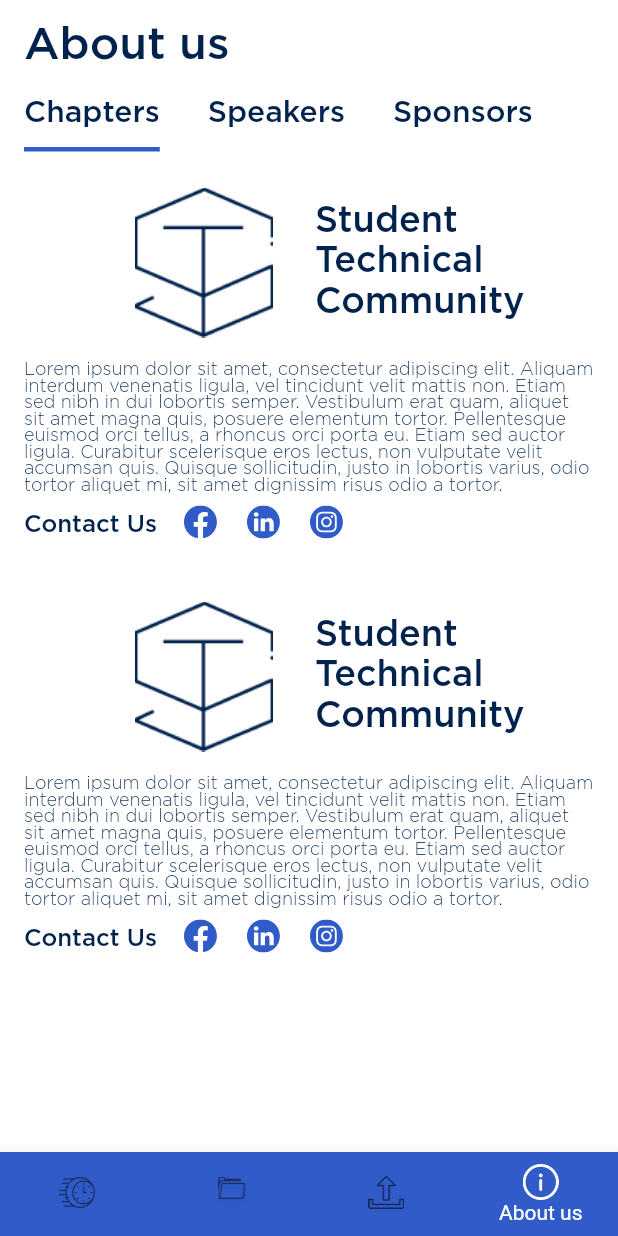
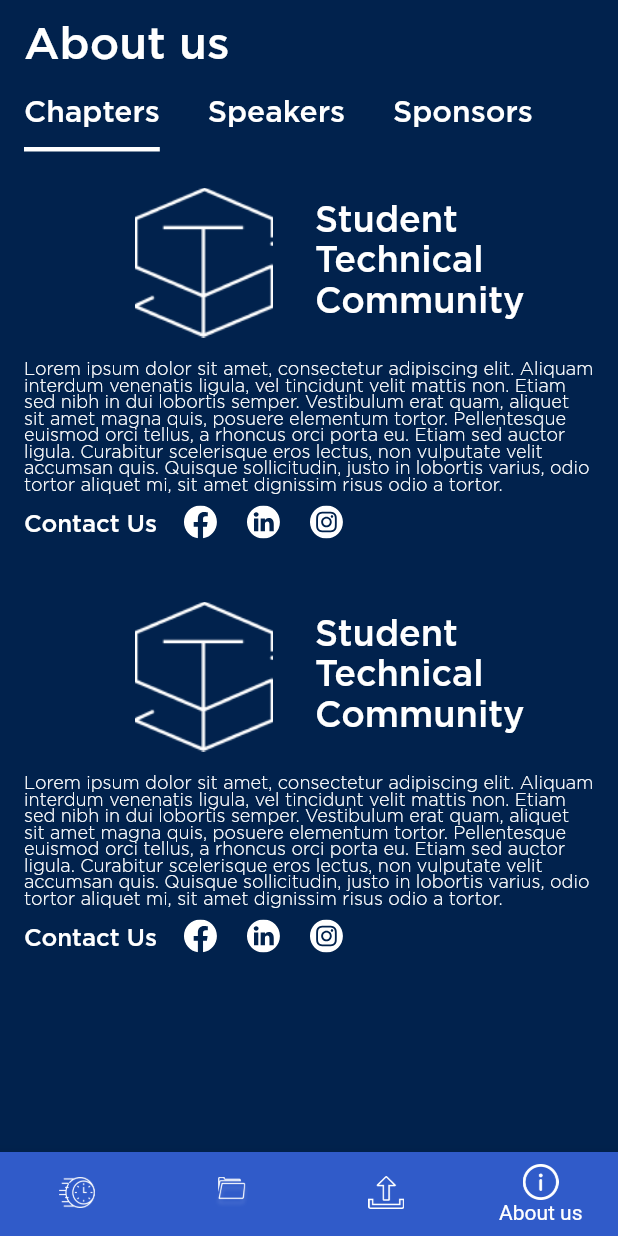
Before and after one commit to vasumanhas000/craft-404, a Flutter app: the screen it shows after launch, item 4 of the bottom bar chosen, on a phone screen of 412 x 824 dp. Run offline on Flutter 3.47's test engine with Material 2 defaults, Android fonts, the phone set to English and light mode, and no system bars; our stand-ins replace cloud_firestore, expandable, firebase_core, firebase_messaging, flutter_spinkit, flutter_svg; accounts and stored records are empty.

Commit message:
removed light mode

```diff
--- a/lib/2ndPageScreens/faq.dart
+++ b/lib/2ndPageScreens/faq.dart
@@ -13,8 +13,6 @@ class _FAQState extends State<FAQ> {
   final fireStore = FirebaseFirestore.instance;
   @override
   Widget build(BuildContext context) {
-    var brightness = MediaQuery.of(context).platformBrightness;
-    bool darkModeOn = brightness == Brightness.dark;
     return StreamBuilder<QuerySnapshot>(stream: fireStore.collection('faq').snapshots(),
       builder: (context,snapshot){
         if(snapshot.hasData){
@@ -23,7 +21,7 @@ class _FAQState extends State<FAQ> {
           for(var message in messages){
             final messageQuestion = message.data()['question'];
             final messageAnswer = message.data()['answer'];
-            final messageWidget = FaqTile(title: messageQuestion,body: messageAnswer,isDarkMode: darkModeOn,);
+            final messageWidget = FaqTile(title: messageQuestion,body: messageAnswer,);
             messageWidgets.add(messageWidget);
           }
           return Padding(
--- a/lib/2ndPageScreens/files.dart
+++ b/lib/2ndPageScreens/files.dart
@@ -13,8 +13,6 @@ class _FilesState extends State<Files> {
   final fireStore = FirebaseFirestore.instance;
   @override
   Widget build(BuildContext context) {
-    var brightness = MediaQuery.of(context).platformBrightness;
-    bool darkModeOn = brightness == Brightness.dark;
     return StreamBuilder<QuerySnapshot>(stream: fireStore.collection('files').snapshots(),
       builder: (context,snapshot){
         if(snapshot.hasData){
@@ -26,7 +24,7 @@ class _FilesState extends State<Files> {
             final messageIcon = message.data()['icon'];
             final messageLink=message.data()['link'];
             final messageDate=message.data()['date'];
-            final messageWidget = FileTile(name: messageName,bio: messageDescription,icon: messageIcon,date: messageDate,link: messageLink,darkModeOn: darkModeOn,);
+            final messageWidget = FileTile(name: messageName,bio: messageDescription,icon: messageIcon,date: messageDate,link: messageLink,);
             messageWidgets.add(messageWidget);
           }
           return Padding(
--- a/lib/aboutUsPages/chapters.dart
+++ b/lib/aboutUsPages/chapters.dart
@@ -5,8 +5,6 @@ import 'package:flutter_svg/flutter_svg.dart';
 class Chapters extends StatelessWidget {
   @override
   Widget build(BuildContext context) {
-    var brightness = MediaQuery.of(context).platformBrightness;
-    bool darkModeOn = brightness == Brightness.dark;
     return ListView(
       children: [Padding(
         padding: const EdgeInsets.fromLTRB(16,24,16,0),
@@ -24,7 +22,7 @@ class Chapters extends StatelessWidget {
                           image: AssetImage('images/stc.png'),
                           height: 100,
                           width: 100,
-                          color: darkModeOn?Colors.white:kConstSecondaryColor,
+                          color: Colors.white,
                         ),
                         SizedBox(width: 24,),
                         Column(
@@ -54,11 +52,11 @@ class Chapters extends StatelessWidget {
                       children: [
                         Padding(padding: EdgeInsets.only(top: 4),child:  Text('Contact Us',style: kConstHeadingStyle.copyWith(fontSize: 16),),),
                         SizedBox(width: 18,),
-                        SvgPicture.asset('images/facebook.svg',color: darkModeOn?Colors.white:kConstMainColor,height: 22,),
+                        SvgPicture.asset('images/facebook.svg',color: Colors.white,height: 22,),
                         SizedBox(width: 20,),
-                        SvgPicture.asset('images/linkedin.svg',color: darkModeOn?Colors.white:kConstMainColor,height: 22,),
+                        SvgPicture.asset('images/linkedin.svg',color:Colors.white,height: 22,),
                         SizedBox(width: 20,),
-                        SvgPicture.asset('images/insta.svg',color: darkModeOn?Colors.white:kConstMainColor,height: 22,),
+                        SvgPicture.asset('images/insta.svg',color: Colors.white,height: 22,),
                       ],
                     ),
                   ],
@@ -77,7 +75,7 @@ class Chapters extends StatelessWidget {
                           image: AssetImage('images/stc.png'),
                           height: 100,
                           width: 100,
-                          color: darkModeOn?Colors.white:kConstSecondaryColor,
+                          color: Colors.white,
                         ),
                         SizedBox(width: 24,),
                         Column(
@@ -107,11 +105,11 @@ class Chapters extends StatelessWidget {
                       children: [
                         Padding(padding: EdgeInsets.only(top: 4),child:  Text('Contact Us',style: kConstHeadingStyle.copyWith(fontSize: 16),),),
                         SizedBox(width: 18,),
-                        SvgPicture.asset('images/facebook.svg',color: darkModeOn?Colors.white:kConstMainColor,height: 22,),
+                        SvgPicture.asset('images/facebook.svg',color: Colors.white,height: 22,),
                         SizedBox(width: 20,),
-                        SvgPicture.asset('images/linkedin.svg',color: darkModeOn?Colors.white:kConstMainColor,height: 22,),
+                        SvgPicture.asset('images/linkedin.svg',color: Colors.white,height: 22,),
                         SizedBox(width: 20,),
-                        SvgPicture.asset('images/insta.svg',color: darkModeOn?Colors.white:kConstMainColor,height: 22,),
+                        SvgPicture.asset('images/insta.svg',color: Colors.white,height: 22,),
                       ],
                     ),
                   ],
--- a/lib/aboutUsPages/speakers.dart
+++ b/lib/aboutUsPages/speakers.dart
@@ -13,8 +13,6 @@ class _SpeakersState extends State<Speakers> {
   final fireStore = FirebaseFirestore.instance;
   @override
   Widget build(BuildContext context) {
-    var brightness = MediaQuery.of(context).platformBrightness;
-    bool darkModeOn = brightness == Brightness.dark;
     return StreamBuilder<QuerySnapshot>(stream: fireStore.collection('speakers').snapshots(),
       builder: (context,snapshot){
       if(snapshot.hasData){
@@ -25,7 +23,7 @@ class _SpeakersState extends State<Speakers> {
           final messageBio=message.data()['Bio'];
           final messageImage=message.data()['Image'];
           final messageWidget = SpeakerTile(
-            name: messageText,bio: messageBio,image: messageImage,darkModeOn: darkModeOn,
+            name: messageText,bio: messageBio,image: messageImage,
           );
           messageWidgets.add(messageWidget);
         }
--- a/lib/aboutUsPages/sponsors.dart
+++ b/lib/aboutUsPages/sponsors.dart
@@ -13,8 +13,6 @@ class _SponsorsState extends State<Sponsors> {
   final fireStore = FirebaseFirestore.instance;
   @override
   Widget build(BuildContext context) {
-    var brightness = MediaQuery.of(context).platformBrightness;
-    bool darkModeOn = brightness == Brightness.dark;
     return StreamBuilder<QuerySnapshot>(stream: fireStore.collection('sponsors').snapshots(),
       builder: (context,snapshot){
         if(snapshot.hasData){
@@ -23,7 +21,7 @@ class _SponsorsState extends State<Sponsors> {
           for(var message in messages){
             final messageImage = message.data()['image'];
             print(messageImage);
-            final messageWidget = SponsorTile(byteImage:messageImage,darkModeOn: darkModeOn,);
+            final messageWidget = SponsorTile(byteImage:messageImage,);
             messageWidgets.add(messageWidget);
           }
           return Padding(
--- a/lib/bottomnavbar.dart
+++ b/lib/bottomnavbar.dart
@@ -42,6 +42,7 @@ class _BottomNavState extends State<BottomNav> {
         showSelectedLabels: true,
         showUnselectedLabels: false,
         selectedItemColor: Colors.white,
+        unselectedItemColor: Colors.white,
         type: BottomNavigationBarType.fixed,
         backgroundColor: kConstMainColor,
         items: const <BottomNavigationBarItem>[
--- a/lib/components/faqTile.dart
+++ b/lib/components/faqTile.dart
@@ -4,8 +4,7 @@ import 'package:expandable/expandable.dart';
 
 class FaqTile extends StatelessWidget {
   final String title,body;
-  final bool isDarkMode;
-  FaqTile({this.body,this.title,this.isDarkMode});
+  FaqTile({this.body,this.title});
   @override
   Widget build(BuildContext context) {
     return Padding(
@@ -16,7 +15,7 @@ class FaqTile extends StatelessWidget {
         expanded: Text(body, softWrap: true,style: kConstTextStyle,),
         tapHeaderToExpand: true,
         hasIcon: true,
-        iconColor: isDarkMode?Colors.white:kConstSecondaryColor,
+        iconColor: Colors.white,
       ),
     );
   }
--- a/lib/components/speakerTile.dart
+++ b/lib/components/speakerTile.dart
@@ -3,8 +3,7 @@ import 'package:flutter/material.dart';
 
 class SpeakerTile extends StatelessWidget {
   final String name,bio,image;
-  final bool darkModeOn;
-  SpeakerTile({this.name,this.bio,this.image,this.darkModeOn});
+  SpeakerTile({this.name,this.bio,this.image});
   @override
   Widget build(BuildContext context) {
     return Container(
@@ -16,7 +15,7 @@ class SpeakerTile extends StatelessWidget {
               mainAxisAlignment: MainAxisAlignment.start,
               children: [
                 SizedBox(width: 70,),
-                Image(image: NetworkImage(image),height: 100,width: 100,color:darkModeOn?Colors.white:kConstSecondaryColor,),
+                Image(image: NetworkImage(image),height: 100,width: 100,color:Colors.white,),
                 SizedBox(width: 24,),
                 Column(
                   crossAxisAlignment: CrossAxisAlignment.start,
--- a/lib/components/timeline.dart
+++ b/lib/components/timeline.dart
@@ -3,12 +3,11 @@ import 'package:flutter/material.dart';
 
 class Timeline extends StatelessWidget {
   final String url;
-  final bool darkModeOn;
-  Timeline({this.url,this.darkModeOn});
+  Timeline({this.url});
   @override
   Widget build(BuildContext context) {
     return Container(
-      child: Image(image: NetworkImage(url),color: darkModeOn?null:kConstSecondaryColor,),
+      child: Image(image: NetworkImage(url),),
     );
   }
 }
--- a/lib/homescreens/day1.dart
+++ b/lib/homescreens/day1.dart
@@ -13,8 +13,6 @@ class _Day1State extends State<Day1> {
   final fireStore = FirebaseFirestore.instance;
   @override
   Widget build(BuildContext context) {
-    var brightness = MediaQuery.of(context).platformBrightness;
-    bool darkModeOn = brightness == Brightness.dark;
     return StreamBuilder<QuerySnapshot>(stream: fireStore.collection('day1').snapshots(),
       builder: (context,snapshot){
         if(snapshot.hasData){
@@ -22,7 +20,7 @@ class _Day1State extends State<Day1> {
           List<Widget> messageWidgets=[];
           for(var message in messages){
             final messageImage = message.data()['image'];
-            final messageWidget = Timeline(url: messageImage,darkModeOn: darkModeOn,);
+            final messageWidget = Timeline(url: messageImage,);
             messageWidgets.add(messageWidget);
           }
           return Padding(
--- a/lib/homescreens/day2.dart
+++ b/lib/homescreens/day2.dart
@@ -8,8 +8,6 @@ class Day2 extends StatelessWidget {
   final fireStore = FirebaseFirestore.instance;
   @override
   Widget build(BuildContext context) {
-    var brightness = MediaQuery.of(context).platformBrightness;
-    bool darkModeOn = brightness == Brightness.dark;
     return StreamBuilder<QuerySnapshot>(stream: fireStore.collection('day2').snapshots(),
       builder: (context,snapshot){
         if(snapshot.hasData){
@@ -17,7 +15,7 @@ class Day2 extends StatelessWidget {
           List<Widget> messageWidgets=[];
           for(var message in messages){
             final messageImage = message.data()['image'];
-            final messageWidget = Timeline(url: messageImage,darkModeOn: darkModeOn,);
+            final messageWidget = Timeline(url: messageImage,);
             messageWidgets.add(messageWidget);
           }
           return Padding(
--- a/lib/main.dart
+++ b/lib/main.dart
@@ -22,21 +22,6 @@ class MyApp extends StatelessWidget {
       title: 'Flutter Demo',
       theme: ThemeData(
         textTheme: TextTheme(
-          body1: TextStyle(color: kConstSecondaryColor),
-          body2: TextStyle(color: kConstSecondaryColor),
-          button: TextStyle(color: kConstSecondaryColor),
-        ),
-        visualDensity: VisualDensity.adaptivePlatformDensity,
-        scaffoldBackgroundColor: Colors.white,
-        tabBarTheme: TabBarTheme(
-          indicator: UnderlineTabIndicator(
-            borderSide: BorderSide(color: kConstMainColor,width: 3),
-          ),
-          indicatorSize: TabBarIndicatorSize.label,
-        ),
-      ),
-      darkTheme: ThemeData(
-        textTheme: TextTheme(
           body1: TextStyle(color: Colors.white),
           body2: TextStyle(color: Colors.white),
           button: TextStyle(color: Colors.white),
--- a/lib/screens/aboutus.dart
+++ b/lib/screens/aboutus.dart
@@ -13,8 +13,6 @@ class AboutUs extends StatefulWidget {
 class _AboutUsState extends State<AboutUs> {
   @override
   Widget build(BuildContext context) {
-    var brightness = MediaQuery.of(context).platformBrightness;
-    bool darkModeOn = brightness == Brightness.dark;
     return DefaultTabController(
         length: 3,
         child: Scaffold(
@@ -23,29 +21,29 @@ class _AboutUsState extends State<AboutUs> {
             title: Padding(
               padding: const EdgeInsets.only(top: 8),
               child: Text('About us',style: kConstHeadingStyle.copyWith(
-                color: darkModeOn?Colors.white:kConstSecondaryColor
+                color:Colors.white
               ),),
             ),
-            backgroundColor: darkModeOn?kConstSecondaryColor:Colors.white,
+            backgroundColor:kConstSecondaryColor,
             bottom:  PreferredSize(
               preferredSize: Size.fromHeight(45),
               child: Align(
                 alignment: Alignment.centerLeft,
-                child: ColoredTabBar(darkModeOn?kConstSecondaryColor:Colors.white, TabBar(
+                child: ColoredTabBar(kConstSecondaryColor, TabBar(
                   tabs: [
                     Tab(
                       child: Text('Chapters',style: kConstTabStyle.copyWith(
-                      color: darkModeOn?Colors.white:kConstSecondaryColor
+                      color:Colors.white
                       ),),
                     ),
                     Tab(
                         child: Text('Speakers',style: kConstTabStyle.copyWith(
-                            color: darkModeOn?Colors.white:kConstSecondaryColor
+                            color: Colors.white
                         ),)
                     ),
                     Tab(
                         child: Text('Sponsors',style: kConstTabStyle.copyWith(
-                            color: darkModeOn?Colors.white:kConstSecondaryColor
+                            color: Colors.white
                         ),)
                     ),
                   ],
```
Also changed, not shown: lib/components/filesTile.dart (+4 -5 lines), lib/components/sponsorTile.dart (+3 -4 lines), lib/screens/homepage.dart (+5 -7 lines), lib/screens/secondtab.dart (+5 -7 lines), lib/screens/thirdtab.dart (+5 -7 lines).
